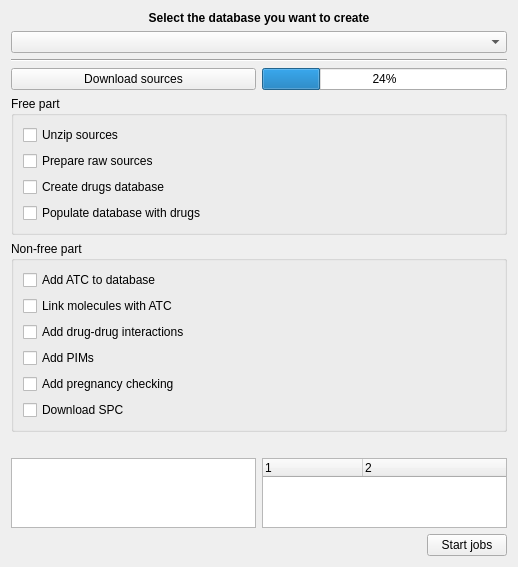
Above: freeddimanager/plugins/drugsdbplugin/imode/drugsdbmodewidget.ui from filianhouse/freemedforms before the change. Below: the same form after it.
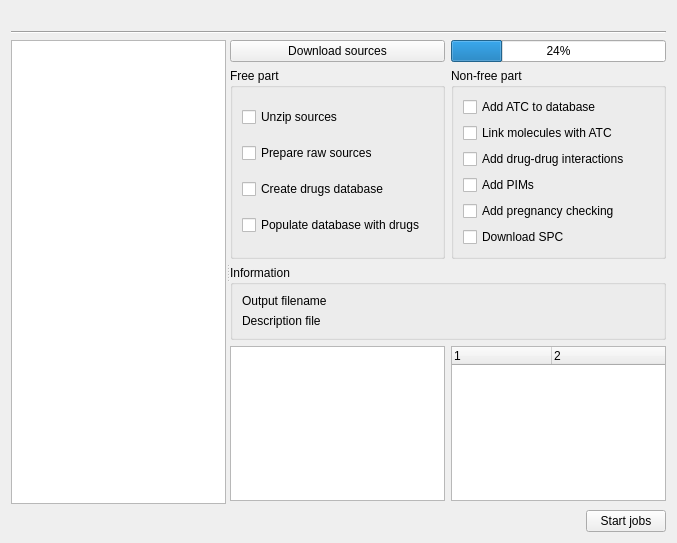
That is the form after the change.

What changed in the file:
```diff
--- a/freeddimanager/plugins/drugsdbplugin/imode/drugsdbmodewidget.ui
+++ b/freeddimanager/plugins/drugsdbplugin/imode/drugsdbmodewidget.ui
@@ -6,30 +6,251 @@
    <rect>
     <x>0</x>
     <y>0</y>
-    <width>518</width>
+    <width>677</width>
     <height>543</height>
    </rect>
   </property>
   <property name="windowTitle">
    <string>Form</string>
   </property>
-  <layout class="QGridLayout" name="gridLayout">
-   <item row="5" column="1">
-    <widget class="QProgressBar" name="progressBar">
-     <property name="value">
-      <number>24</number>
+  <layout class="QGridLayout" name="gridLayout_5">
+   <item row="2" column="0" rowspan="3" colspan="3">
+    <widget class="QSplitter" name="splitter">
+     <property name="orientation">
+      <enum>Qt::Horizontal</enum>
      </property>
+     <widget class="QListWidget" name="availableListWidget"/>
+     <widget class="QWidget" name="">
+      <layout class="QGridLayout" name="gridLayout_4">
+       <item row="0" column="0">
+        <widget class="QPushButton" name="download">
+         <property name="text">
+          <string>Download sources</string>
+         </property>
+        </widget>
+       </item>
+       <item row="2" column="0" colspan="2">
+        <widget class="QGroupBox" name="groupBox_3">
+         <property name="title">
+          <string>Information</string>
+         </property>
+         <layout class="QGridLayout" name="gridLayout">
+          <item row="0" column="0">
+           <widget class="QLabel" name="label">
+            <property name="sizePolicy">
+             <sizepolicy hsizetype="Fixed" vsizetype="Preferred">
+              <horstretch>0</horstretch>
+              <verstretch>0</verstretch>
+             </sizepolicy>
+            </property>
+            <property name="text">
+             <string>Output filename</string>
+            </property>
+           </widget>
+          </item>
+          <item row="0" column="1">
+           <widget class="QLabel" name="output">
+            <property name="text">
+             <string notr="true"/>
+            </property>
+           </widget>
+          </item>
+          <item row="1" column="0">
+           <widget class="QLabel" name="label_2">
+            <property name="text">
+             <string>Description file</string>
+            </property>
+           </widget>
+          </item>
+          <item row="1" column="1">
+           <widget class="QLabel" name="descriptionFile">
+            <property name="text">
+             <string notr="true"/>
+            </property>
+           </widget>
+          </item>
+         </layout>
+        </widget>
+       </item>
+       <item row="3" column="0">
+        <widget class="QTreeWidget" name="messages">
+         <property name="toolTip">
+          <string>MESSAGES</string>
+         </property>
+         <property name="alternatingRowColors">
+          <bool>true</bool>
+         </property>
+         <property name="columnCount">
+          <number>2</number>
+         </property>
+         <attribute name="headerVisible">
+          <bool>false</bool>
+         </attribute>
+         <column>
+          <property name="text">
+           <string notr="true">1</string>
+          </property>
+         </column>
+         <column>
+          <property name="text">
+           <string notr="true">2</string>
+          </property>
+         </column>
+        </widget>
+       </item>
+       <item row="1" column="1">
+        <widget class="QGroupBox" name="nonFreeGroup">
+         <property name="title">
+          <string>Non-free part</string>
+         </property>
+         <layout class="QGridLayout" name="gridLayout_3">
+          <item row="0" column="0">
+           <widget class="QCheckBox" name="addAtc">
+            <property name="text">
+             <string>Add ATC to database</string>
+            </property>
+           </widget>
+          </item>
+          <item row="1" column="0">
+           <widget class="QCheckBox" name="linkMols">
+            <property name="text">
+             <string>Link molecules with ATC</string>
+            </property>
+           </widget>
+          </item>
+          <item row="2" column="0">
+           <widget class="QCheckBox" name="addDDI">
+            <property name="text">
+             <string>Add drug-drug interactions</string>
+            </property>
+           </widget>
+          </item>
+          <item row="3" column="0">
+           <widget class="QCheckBox" name="addPims">
+            <property name="text">
+             <string>Add PIMs</string>
+            </property>
+           </widget>
+          </item>
+          <item row="4" column="0">
+           <widget class="QCheckBox" name="addPreg">
+            <property name="text">
+             <string>Add pregnancy checking</string>
+            </property>
+           </widget>
+          </item>
+          <item row="5" column="0">
+           <widget class="QCheckBox" name="spc">
+            <property name="text">
+             <string>Download SPC</string>
+            </property>
+           </widget>
+          </item>
+         </layout>
+        </widget>
+       </item>
+       <item row="0" column="1">
+        <widget class="QProgressBar" name="progressBar">
+         <property name="value">
+          <number>24</number>
+         </property>
+        </widget>
+       </item>
+       <item row="1" column="0">
+        <widget class="QGroupBox" name="freeGroup">
+         <property name="title">
+          <string>Free part</string>
+         </property>
+         <layout class="QGridLayout" name="gridLayout_2">
+          <item row="0" column="0">
+           <widget class="QCheckBox" name="unzip">
+            <property name="text">
+             <string>Unzip sources</string>
+            </property>
+           </widget>
+          </item>
+          <item row="1" column="0">
+           <widget class="QCheckBox" name="prepare">
+            <property name="text">
+             <string>Prepare raw sources</string>
+            </property>
+           </widget>
+          </item>
+          <item row="2" column="0">
+           <widget class="QCheckBox" name="createDb">
+            <property name="text">
+             <string>Create drugs database</string>
+            </property>
+           </widget>
+          </item>
+          <item row="3" column="0">
+           <widget class="QCheckBox" name="populate">
+            <property name="text">
+             <string>Populate database with drugs</string>
+            </property>
+           </widget>
+          </item>
+         </layout>
+        </widget>
+       </item>
+       <item row="3" column="1">
+        <widget class="QTreeWidget" name="errors">
+         <property name="toolTip">
+          <string>ERRORS</string>
+         </property>
+         <property name="alternatingRowColors">
+          <bool>true</bool>
+         </property>
+         <property name="columnCount">
+          <number>2</number>
+         </property>
+         <attribute name="headerVisible">
+          <bool>true</bool>
+         </attribute>
+         <column>
+          <property name="text">
+           <string notr="true">1</string>
+          </property>
+         </column>
+         <column>
+          <property name="text">
+           <string notr="true">2</string>
+          </property>
+         </column>
+        </widget>
+       </item>
+       <item row="4" column="0">
+        <spacer name="verticalSpacer">
+         <property name="orientation">
+          <enum>Qt::Vertical</enum>
+         </property>
+         <property name="sizeHint" stdset="0">
+          <size>
+           <width>20</width>
+           <height>40</height>
+          </size>
+         </property>
+        </spacer>
+       </item>
+      </layout>
+     </widget>
     </widget>
    </item>
-   <item row="4" column="0" colspan="2">
+   <item row="1" column="0" colspan="3">
     <widget class="Line" name="line">
      <property name="orientation">
       <enum>Qt::Horizontal</enum>
      </property>
     </widget>
    </item>
-   <item row="0" column="0" colspan="2">
+   <item row="0" column="0" colspan="3">
     <widget class="QLabel" name="title">
+     <property name="sizePolicy">
+      <sizepolicy hsizetype="Expanding" vsizetype="Fixed">
+       <horstretch>0</horstretch>
+       <verstretch>0</verstretch>
+      </sizepolicy>
+     </property>
      <property name="font">
       <font>
        <weight>75</weight>
@@ -37,191 +258,30 @@
       </font>
      </property>
      <property name="text">
-      <string>Select the database you want to create</string>
+      <string notr="true"/>
      </property>
      <property name="alignment">
       <set>Qt::AlignCenter</set>
      </property>
     </widget>
    </item>
-   <item row="6" column="0" colspan="2">
-    <widget class="QGroupBox" name="groupBox">
-     <property name="title">
-      <string>Free part</string>
-     </property>
-     <layout class="QGridLayout" name="gridLayout_2">
-      <item row="0" column="0">
-       <widget class="QCheckBox" name="unzip">
-        <property name="text">
-         <string>Unzip sources</string>
-        </property>
-       </widget>
-      </item>
-      <item row="2" column="0">
-       <widget class="QCheckBox" name="createDb">
-        <property name="text">
-         <string>Create drugs database</string>
-        </property>
-       </widget>
-      </item>
-      <item row="1" column="0">
-       <widget class="QCheckBox" name="prepare">
-        <property name="text">
-         <string>Prepare raw sources</string>
-        </property>
-       </widget>
-      </item>
-      <item row="3" column="0">
-       <widget class="QCheckBox" name="populate">
-        <property name="text">
-         <string>Populate database with drugs</string>
-        </property>
-       </widget>
-      </item>
-     </layout>
-    </widget>
-   </item>
-   <item row="9" column="0">
-    <widget class="QTreeWidget" name="messages">
-     <property name="toolTip">
-      <string>MESSAGES</string>
-     </property>
-     <property name="alternatingRowColors">
-      <bool>true</bool>
-     </property>
-     <property name="columnCount">
-      <number>2</number>
-     </property>
-     <attribute name="headerVisible">
-      <bool>false</bool>
-     </attribute>
-     <column>
-      <property name="text">
-       <string notr="true">1</string>
-      </property>
-     </column>
-     <column>
-      <property name="text">
-       <string notr="true">2</string>
-      </property>
-     </column>
-    </widget>
-   </item>
    <item row="5" column="0">
-    <widget class="QPushButton" name="download">
-     <property name="text">
-      <string>Download sources</string>
+    <spacer name="horizontalSpacer">
+     <property name="orientation">
+      <enum>Qt::Horizontal</enum>
      </property>
-    </widget>
-   </item>
-   <item row="10" column="0" colspan="2">
-    <layout class="QHBoxLayout" name="horizontalLayout">
-     <item>
-      <spacer name="horizontalSpacer">
-       <property name="orientation">
-        <enum>Qt::Horizontal</enum>
-       </property>
-       <property name="sizeHint" stdset="0">
-        <size>
-         <width>40</width>
-         <height>20</height>
-        </size>
-       </property>
-      </spacer>
-     </item>
-     <item>
-      <widget class="QPushButton" name="startJobs">
-       <property name="text">
-        <string>Start jobs</string>
-       </property>
-      </widget>
-     </item>
-    </layout>
-   </item>
-   <item row="7" column="0" colspan="2">
-    <widget class="QGroupBox" name="groupBox_2">
-     <property name="title">
-      <string>Non-free part</string>
+     <property name="sizeHint" stdset="0">
+      <size>
+       <width>535</width>
+       <height>20</height>
+      </size>
      </property>
-     <layout class="QGridLayout" name="gridLayout_3">
-      <item row="3" column="0">
-       <widget class="QCheckBox" name="addPims">
-        <property name="text">
-         <string>Add PIMs</string>
-        </property>
-       </widget>
-      </item>
-      <item row="4" column="0">
-       <widget class="QCheckBox" name="addPreg">
-        <property name="text">
-         <string>Add pregnancy checking</string>
-        </property>
-       </widget>
-      </item>
-      <item row="2" column="0">
-       <widget class="QCheckBox" name="addDDI">
-        <property name="text">
-         <string>Add drug-drug interactions</string>
-        </property>
-       </widget>
-      </item>
-      <item row="1" column="0">
-       <widget class="QCheckBox" name="linkMols">
-        <property name="text">
-         <string>Link molecules with ATC</string>
-        </property>
-       </widget>
-      </item>
-      <item row="0" column="0">
-       <widget class="QCheckBox" name="addAtc">
-        <property name="text">
-         <string>Add ATC to database</string>
-        </property>
-       </widget>
-      </item>
-      <item row="5" column="0">
-       <widget class="QCheckBox" name="spc">
-        <property name="text">
-         <string>Download SPC</string>
-        </property>
-       </widget>
-      </item>
-     </layout>
-    </widget>
+    </spacer>
    </item>
-   <item row="9" column="1">
-    <widget class="QTreeWidget" name="errors">
-     <property name="toolTip">
-      <string>ERRORS</string>
-     </property>
-     <property name="alternatingRowColors">
-      <bool>true</bool>
-     </property>
-     <property name="columnCount">
-      <number>2</number>
-     </property>
-     <attribute name="headerVisible">
-      <bool>true</bool>
-     </attribute>
-     <column>
-      <property name="text">
-       <string notr="true">1</string>
-      </property>
-     </column>
-     <column>
-      <property name="text">
-       <string notr="true">2</string>
-      </property>
-     </column>
-    </widget>
-   </item>
-   <item row="1" column="0" colspan="2">
-    <widget class="QComboBox" name="availableDatabases"/>
-   </item>
-   <item row="8" column="0" colspan="2">
-    <widget class="QLabel" name="output">
+   <item row="5" column="1" colspan="2">
+    <widget class="QPushButton" name="startJobs">
      <property name="text">
-      <string notr="true"/>
+      <string>Start jobs</string>
      </property>
     </widget>
    </item>
```
